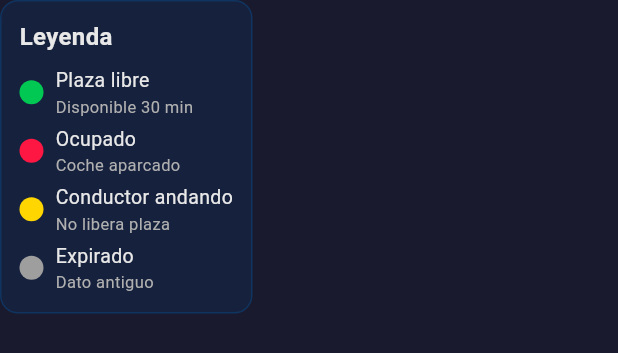
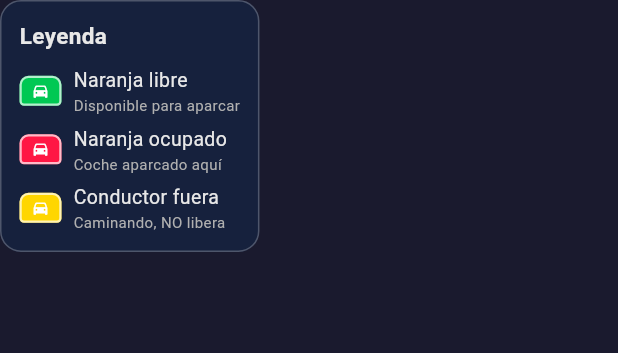
Before and after one commit to Daik1996/smart_parking, a Flutter app: the LegendWidget widget shown alone on an empty page, opened directly, on a phone screen of 412 x 824 dp. Shown: the top 353 px of the screen. Run offline on Flutter 3.47's test engine with Material 3 defaults, Android fonts, the phone set to English and light mode, and no system bars; our stand-ins replace flutter_map, geolocator, latlong2, shared_preferences; accounts and stored records are empty.

Commit message:
Redesign: car-shaped markers, intuitive UI with free/occupied counters, cleaner bottom panel

```diff
--- a/lib/widgets/legend_widget.dart
+++ b/lib/widgets/legend_widget.dart
@@ -10,66 +10,48 @@ class LegendWidget extends StatelessWidget {
       padding: const EdgeInsets.all(12),
       decoration: BoxDecoration(
         color: AppConfig.colorSurface.withValues(alpha: 0.95),
-        borderRadius: BorderRadius.circular(12),
-        border: Border.all(color: AppConfig.colorAccent, width: 1),
+        borderRadius: BorderRadius.circular(14),
+        border: Border.all(color: Colors.white24, width: 1),
       ),
       child: Column(
         crossAxisAlignment: CrossAxisAlignment.start,
         mainAxisSize: MainAxisSize.min,
         children: [
-          const Text(
-            'Leyenda',
-            style: TextStyle(
-              color: AppConfig.colorText,
-              fontSize: 16,
-              fontWeight: FontWeight.bold,
-            ),
-          ),
-          const SizedBox(height: 8),
-          _legendItem(AppConfig.colorFree, 'Plaza libre', 'Disponible 30 min'),
-          const SizedBox(height: 4),
-          _legendItem(AppConfig.colorOccupied, 'Ocupado', 'Coche aparcado'),
-          const SizedBox(height: 4),
-          _legendItem(AppConfig.colorWarning, 'Conductor andando', 'No libera plaza'),
-          const SizedBox(height: 4),
-          _legendItem(AppConfig.colorExpired, 'Expirado', 'Dato antiguo'),
+          const Text('Leyenda', style: TextStyle(color: AppConfig.colorText, fontSize: 15, fontWeight: FontWeight.bold)),
+          const SizedBox(height: 10),
+          _row(_car(AppConfig.colorFree), 'Naranja libre', 'Disponible para aparcar'),
+          const SizedBox(height: 6),
+          _row(_car(AppConfig.colorOccupied), 'Naranja ocupado', 'Coche aparcado aquí'),
+          const SizedBox(height: 6),
+          _row(_car(AppConfig.colorWarning), 'Conductor fuera', 'Caminando, NO libera'),
         ],
       ),
     );
   }
 
-  Widget _legendItem(Color color, String label, String subtitle) {
+  Widget _car(Color color) {
+    return Container(
+      width: 28, height: 20,
+      decoration: BoxDecoration(
+        color: color,
+        borderRadius: const BorderRadius.only(
+          topLeft: Radius.circular(6), topRight: Radius.circular(6),
+          bottomLeft: Radius.circular(3), bottomRight: Radius.circular(3),
+        ),
+        border: Border.all(color: Colors.white70, width: 1.5),
+      ),
+      child: const Icon(Icons.directions_car, color: Colors.white, size: 12),
+    );
+  }
+
+  Widget _row(Widget icon, String label, String sub) {
     return Row(
-      mainAxisSize: MainAxisSize.min,
-      children: [
-        Container(
-          width: 16,
-          height: 16,
-          decoration: BoxDecoration(
-            color: color,
-            shape: BoxShape.circle,
-          ),
-        ),
-        const SizedBox(width: 8),
-        Column(
-          crossAxisAlignment: CrossAxisAlignment.start,
-          children: [
-            Text(
-              label,
-              style: const TextStyle(
-                color: AppConfig.colorText,
-                fontSize: 13,
-              ),
-            ),
-            Text(
-              subtitle,
-              style: const TextStyle(
-                color: AppConfig.colorTextSecondary,
-                fontSize: 11,
-              ),
-            ),
-          ],
-        ),
+      mainAxisSize: MainAxisSize.min, children: [
+        icon, const SizedBox(width: 8),
+        Column(crossAxisAlignment: CrossAxisAlignment.start, children: [
+          Text(label, style: const TextStyle(color: AppConfig.colorText, fontSize: 13)),
+          Text(sub, style: const TextStyle(color: AppConfig.colorTextSecondary, fontSize: 10)),
+        ]),
       ],
     );
   }
```
Also changed, not shown: lib/screens/map_screen.dart (+139 -141 lines), lib/widgets/info_panel.dart (+60 -124 lines), lib/widgets/parking_marker.dart (+54 -49 lines).
